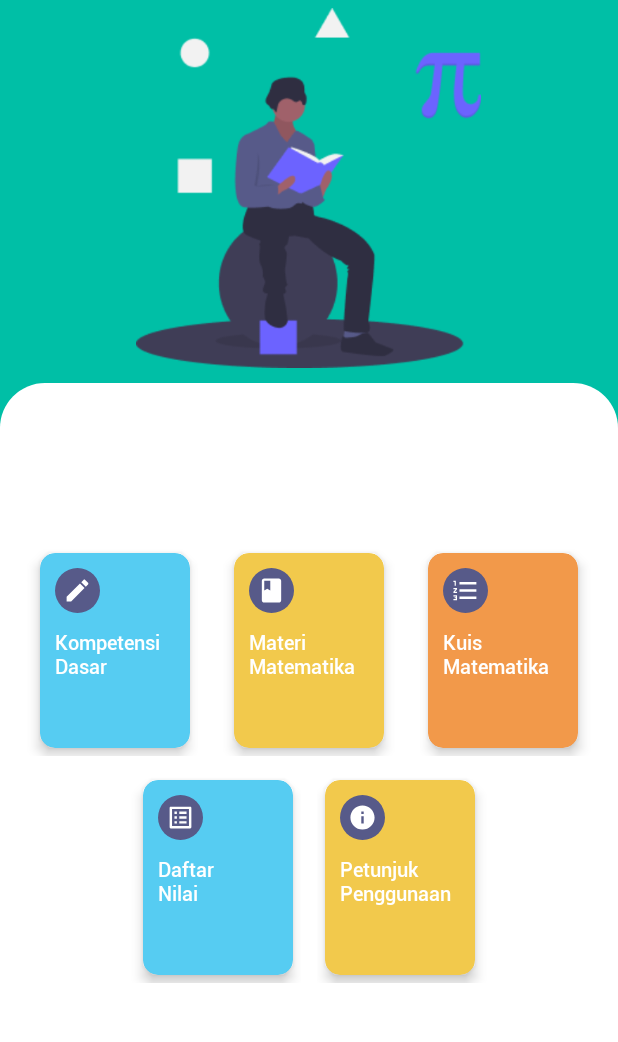
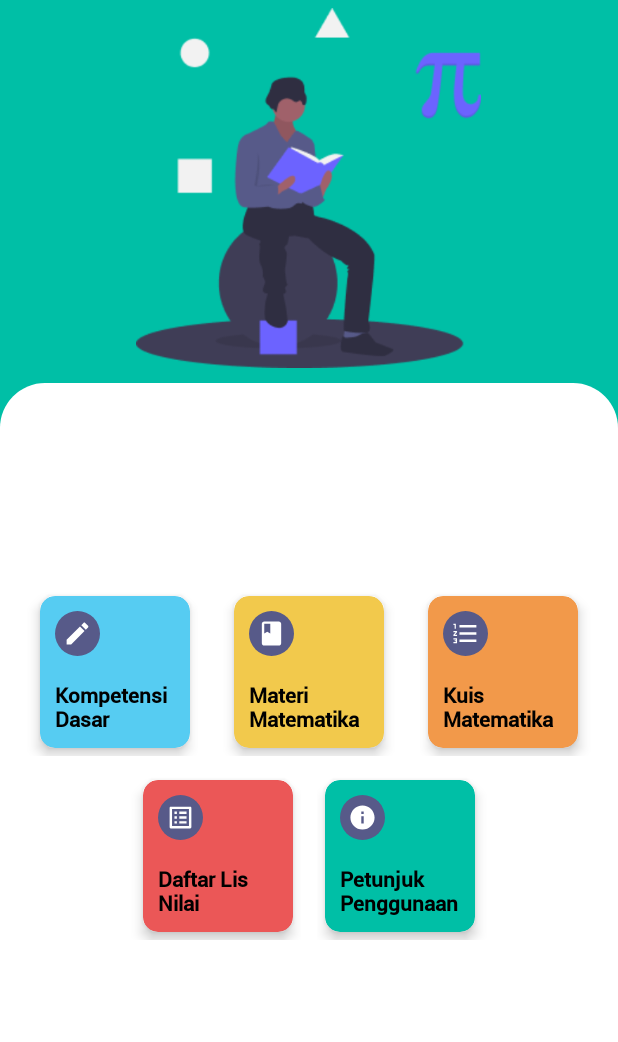
Before and after one commit to AdiMurdayani/Media-Pembelajaran-Matematika, an Android app: the screen it shows after launch once a user with an empty profile is signed in (MenuUtama), on a phone screen of 412 x 824 dp, the part 91-1133 px from its top. Run offline under Robolectric (Android 15) with nearby library versions, the phone set to English and light mode, and no system bars; our stand-ins replace Firebase (no records; nobody signed in at launch, a user with empty details on screens opened directly).

Commit message:
update UI

```diff
--- a/app/src/main/java/com/adi/mediapembelajaranmatematika/Activity/DaftarNilaiEssay.java
+++ b/app/src/main/java/com/adi/mediapembelajaranmatematika/Activity/DaftarNilaiEssay.java
@@ -80,7 +80,7 @@ public class DaftarNilaiEssay extends AppCompatActivity {
     private void getData() {
         refreshLayout.setRefreshing(true);
         reference = FirebaseDatabase.getInstance().getReference();
-        reference.child("kuis_essay").child(auth.getUid()).child("daftar_nilai")
+        reference.child("kuis_essay").child("daftar_nilai")
                 .addValueEventListener(new ValueEventListener() {
                     @Override
                     public void onDataChange(@NonNull DataSnapshot snapshot) {
--- a/app/src/main/java/com/adi/mediapembelajaranmatematika/Activity/DaftarNilaiPilGan.java
+++ b/app/src/main/java/com/adi/mediapembelajaranmatematika/Activity/DaftarNilaiPilGan.java
@@ -81,7 +81,7 @@ public class DaftarNilaiPilGan extends AppCompatActivity {
 
         refreshLayout.setRefreshing(true);
         reference = FirebaseDatabase.getInstance().getReference();
-        reference.child("kuis_pilgan").child(auth.getUid()).child("daftar_nilai")
+        reference.child("kuis_pilgan").child("daftar_nilai")
                 .addValueEventListener(new ValueEventListener() {
                     @Override
                     public void onDataChange(@NonNull DataSnapshot snapshot) {
--- a/app/src/main/java/com/adi/mediapembelajaranmatematika/Activity/KuisEssay.java
+++ b/app/src/main/java/com/adi/mediapembelajaranmatematika/Activity/KuisEssay.java
@@ -145,7 +145,6 @@ public class KuisEssay extends AppCompatActivity {
         String getKey = getIntent().getStringExtra("key");
 
         reference.child("kuis_essay")
-                .child(userID)
                 .child("daftar_nilai")
                 .child(getKey)
                 .setValue(kuisEssay)
--- a/app/src/main/java/com/adi/mediapembelajaranmatematika/Activity/KuisPilihanGanda.java
+++ b/app/src/main/java/com/adi/mediapembelajaranmatematika/Activity/KuisPilihanGanda.java
@@ -144,7 +144,6 @@ public class KuisPilihanGanda extends AppCompatActivity {
         String getKey = getIntent().getStringExtra("key");
 
         reference.child("kuis_pilgan")
-                .child(userID)
                 .child("daftar_nilai")
                 .child(getKey)
                 .setValue(kuisPilgan)
--- a/app/src/main/java/com/adi/mediapembelajaranmatematika/Fragment/FragmentNilaiEssay.java
+++ b/app/src/main/java/com/adi/mediapembelajaranmatematika/Fragment/FragmentNilaiEssay.java
@@ -78,7 +78,7 @@ public class FragmentNilaiEssay extends Fragment {
     private void getData() {
         refreshLayout.setRefreshing(true);
         reference = FirebaseDatabase.getInstance().getReference();
-        reference.child("kuis_essay").child(auth.getUid()).child("daftar_nilai")
+        reference.child("kuis_essay").child("daftar_nilai")
                 .addValueEventListener(new ValueEventListener() {
                     @Override
                     public void onDataChange(@NonNull DataSnapshot snapshot) {
@@ -88,7 +88,7 @@ public class FragmentNilaiEssay extends Fragment {
                         for (DataSnapshot data : snapshot.getChildren()) {
                             DaftarNilaiModels daftarNilaiModels = data.getValue(DaftarNilaiModels.class);
 
-                            daftarNilaiModels.setKey(data.getKey());
+//                            daftarNilaiModels.setKey(data.getKey());
                             listnilai.add(daftarNilaiModels);
                             refreshLayout.setRefreshing(false);
                         }
--- a/app/src/main/java/com/adi/mediapembelajaranmatematika/Fragment/FragmentNilaiPilGan.java
+++ b/app/src/main/java/com/adi/mediapembelajaranmatematika/Fragment/FragmentNilaiPilGan.java
@@ -76,7 +76,7 @@ public class FragmentNilaiPilGan extends Fragment {
     private void getData() {
         refreshLayout.setRefreshing(true);
         reference = FirebaseDatabase.getInstance().getReference();
-        reference.child("kuis_pilgan").child(auth.getUid()).child("daftar_nilai")
+        reference.child("kuis_pilgan").child("daftar_nilai")
                 .addValueEventListener(new ValueEventListener() {
                     @Override
                     public void onDataChange(@NonNull DataSnapshot snapshot) {
@@ -86,7 +86,7 @@ public class FragmentNilaiPilGan extends Fragment {
                         for (DataSnapshot data : snapshot.getChildren()) {
                             DaftarNilaiModels daftarNilaiModels = data.getValue(DaftarNilaiModels.class);
 
-                            daftarNilaiModels.setKey(data.getKey());
+//                            daftarNilaiModels.setKey(data.getKey());
                             listnilai.add(daftarNilaiModels);
                             refreshLayout.setRefreshing(false);
                         }
--- a/app/src/main/res/layout/activity_menu_utama.xml
+++ b/app/src/main/res/layout/activity_menu_utama.xml
@@ -65,7 +65,7 @@
                     <androidx.cardview.widget.CardView
                         android:id="@+id/btn_kompetensi_dasar"
                         android:layout_width="100dp"
-                        android:layout_height="130dp"
+                        android:layout_height="wrap_content"
                         android:layout_margin="5dp"
                         android:clickable="true"
                         app:cardBackgroundColor="@color/colorBlueLight"
@@ -77,6 +77,7 @@
                             android:layout_height="wrap_content"
                             android:layout_marginStart="10dp"
                             android:layout_marginTop="10dp"
+                            android:layout_marginBottom="10dp"
                             android:layout_marginEnd="10dp"
                             android:orientation="vertical">
 
@@ -90,11 +91,12 @@
                             <TextView
                                 android:layout_width="wrap_content"
                                 android:layout_height="wrap_content"
-                                android:layout_marginTop="10dp"
+                                android:layout_marginTop="16dp"
                                 android:fontFamily="@font/roboto_medium"
-                                android:text="Kompetensi \nDasar"
-                                android:textColor="@color/colorWhite"
-                                android:textSize="13sp" />
+                                android:text="Kompetensi Dasar"
+                                android:textStyle="bold"
+                                android:textColor="@color/colorBlack"
+                                android:textSize="14sp" />
                         </LinearLayout>
                     </androidx.cardview.widget.CardView>
                 </LinearLayout>
@@ -110,7 +112,7 @@
                     <androidx.cardview.widget.CardView
                         android:id="@+id/btn_materi_matematika"
                         android:layout_width="100dp"
-                        android:layout_height="130dp"
+                        android:layout_height="wrap_content"
                         android:layout_margin="5dp"
                         android:clickable="true"
                         app:cardBackgroundColor="@color/colorYellow"
@@ -122,6 +124,7 @@
                             android:layout_height="wrap_content"
                             android:layout_marginStart="10dp"
                             android:layout_marginTop="10dp"
+                            android:layout_marginBottom="10dp"
                             android:layout_marginEnd="10dp"
                             android:orientation="vertical">
 
@@ -135,11 +138,13 @@
                             <TextView
                                 android:layout_width="wrap_content"
                                 android:layout_height="wrap_content"
-                                android:layout_marginTop="10dp"
+                                android:layout_marginTop="16dp"
                                 android:fontFamily="@font/roboto_medium"
-                                android:text="Materi \nMatematika"
-                                android:textColor="@color/colorWhite"
-                                android:textSize="13sp" />
+                                android:text="Materi Matematika"
+                                android:lines="2"
+                                android:textColor="@color/colorBlack"
+                                android:textSize="14sp"
+                                android:textStyle="bold"/>
                         </LinearLayout>
                     </androidx.cardview.widget.CardView>
                 </LinearLayout>
@@ -155,7 +160,7 @@
                     <androidx.cardview.widget.CardView
                         android:id="@+id/btn_kuis_matematika"
                         android:layout_width="100dp"
-                        android:layout_height="130dp"
+                        android:layout_height="wrap_content"
                         android:layout_margin="5dp"
                         android:clickable="true"
                         app:cardBackgroundColor="@color/colorOrange"
@@ -168,6 +173,7 @@
                             android:layout_marginStart="10dp"
                             android:layout_marginTop="10dp"
                             android:layout_marginEnd="10dp"
+                            android:layout_marginBottom="10dp"
                             android:orientation="vertical">
 
                             <ImageView
@@ -180,11 +186,13 @@
                             <TextView
                                 android:layout_width="wrap_content"
                                 android:layout_height="wrap_content"
-                                android:layout_marginTop="10dp"
+                                android:layout_marginTop="16dp"
                                 android:fontFamily="@font/roboto_medium"
-                                android:text="Kuis \nMatematika"
-                                android:textColor="@color/colorWhite"
-                                android:textSize="13sp" />
+                                android:text="Kuis Matematika"
+                                android:lines="2"
+                                android:textStyle="bold"
+                                android:textColor="@color/colorBlack"
+                                android:textSize="14sp" />
                         </LinearLayout>
                     </androidx.cardview.widget.CardView>
                 </LinearLayout>
@@ -206,10 +214,10 @@
                     <androidx.cardview.widget.CardView
                         android:id="@+id/btn_daftar_nilai"
                         android:layout_width="100dp"
-                        android:layout_height="130dp"
+                        android:layout_height="wrap_content"
                         android:layout_margin="5dp"
                         android:clickable="true"
-                        app:cardBackgroundColor="@color/colorBlueLight"
+                        app:cardBackgroundColor="@color/colorRed"
                         app:cardCornerRadius="10dp"
                         app:cardElevation="5dp">
 
@@ -232,12 +240,13 @@
                             <TextView
                                 android:layout_width="wrap_content"
                                 android:layout_height="wrap_content"
-                                android:layout_marginTop="10dp"
-                                android:layout_marginBottom="20dp"
+                                android:layout_marginTop="16dp"
                                 android:fontFamily="@font/roboto_medium"
-                                android:text="Daftar \nNilai"
-                                android:textColor="@color/colorWhite"
-                                android:textSize="13sp" />
+                                android:text="Daftar Lis \nNilai"
+                                android:lines="2"
+                                android:textColor="@color/colorBlack"
+                                android:textSize="14sp"
+                                android:textStyle="bold"/>
                         </LinearLayout>
                     </androidx.cardview.widget.CardView>
                 </LinearLayout>
@@ -252,10 +261,10 @@
                     <androidx.cardview.widget.CardView
                         android:id="@+id/btn_petunjuk_penggunaan"
                         android:layout_width="100dp"
-                        android:layout_height="130dp"
+                        android:layout_height="wrap_content"
                         android:layout_margin="5dp"
                         android:clickable="true"
-                        app:cardBackgroundColor="@color/colorYellow"
+                        app:cardBackgroundColor="@color/colorPrimaryDark"
                         app:cardCornerRadius="10dp"
                         app:cardElevation="5dp">
 
@@ -278,12 +287,13 @@
                             <TextView
                                 android:layout_width="wrap_content"
                                 android:layout_height="wrap_content"
-                                android:layout_marginTop="10dp"
-                                android:layout_marginBottom="20dp"
+                                android:layout_marginTop="16dp"
                                 android:fontFamily="@font/roboto_medium"
-                                android:text="Petunjuk \nPenggunaan"
-                                android:textColor="@color/colorWhite"
-                                android:textSize="13sp" />
+                                android:text="Petunjuk Penggunaan"
+                                android:lines="2"
+                                android:textColor="@color/colorBlack"
+                                android:textSize="14sp"
+                                android:textStyle="bold"/>
                         </LinearLayout>
                     </androidx.cardview.widget.CardView>
                 </LinearLayout>
--- a/app/src/main/res/layout/activity_nilai.xml
+++ b/app/src/main/res/layout/activity_nilai.xml
@@ -96,6 +96,7 @@
                                 android:layout_height="wrap_content"
                                 android:layout_gravity="center_vertical"
                                 android:layout_marginStart="5dp"
+                                android:lines="1"
                                 android:fontFamily="@font/roboto_medium"
                                 android:text="Nilai Kuis Pilihan Ganda"
                                 android:textColor="@color/colorWhite"
--- a/app/src/main/res/layout/list_nilai.xml
+++ b/app/src/main/res/layout/list_nilai.xml
@@ -49,7 +49,7 @@
 
         <androidx.cardview.widget.CardView
             android:id="@+id/cv_nilai"
-            android:layout_width="wrap_content"
+            android:layout_width="70dp"
             android:layout_height="wrap_content"
             android:layout_centerVertical="true"
             android:layout_margin="5dp"
@@ -62,6 +62,7 @@
                 android:layout_width="match_parent"
                 android:layout_height="wrap_content"
                 android:layout_margin="10dp"
+                android:gravity="center"
                 android:orientation="horizontal">
 
                 <TextView
--- a/app/src/main/res/layout/list_nilai_kuis.xml
+++ b/app/src/main/res/layout/list_nilai_kuis.xml
@@ -49,7 +49,7 @@
 
         <androidx.cardview.widget.CardView
             android:id="@+id/cv_nilai"
-            android:layout_width="wrap_content"
+            android:layout_width="70dp"
             android:layout_height="wrap_content"
             android:layout_centerVertical="true"
             android:layout_margin="5dp"
@@ -62,6 +62,7 @@
                 android:layout_width="match_parent"
                 android:layout_height="wrap_content"
                 android:layout_margin="10dp"
+                android:gravity="center"
                 android:orientation="horizontal">
 
                 <TextView
```
Also changed, not shown: app/src/main/java/com/adi/mediapembelajaranmatematika/Activity/Kuis.java (+3 -17 lines), app/src/main/java/com/adi/mediapembelajaranmatematika/Models/KuisPilGan.java (+13 -13 lines), app/src/main/res/layout/activity_kuis.xml (+2 -99 lines), app/src/main/res/layout/activity_materi.xml (+9 -8 lines), app/src/main/res/layout/fragment_cara_penggunaan_1.xml (+10 -10 lines), app/src/main/res/layout/fragment_cara_penggunaan_2.xml (+4 -4 lines).
